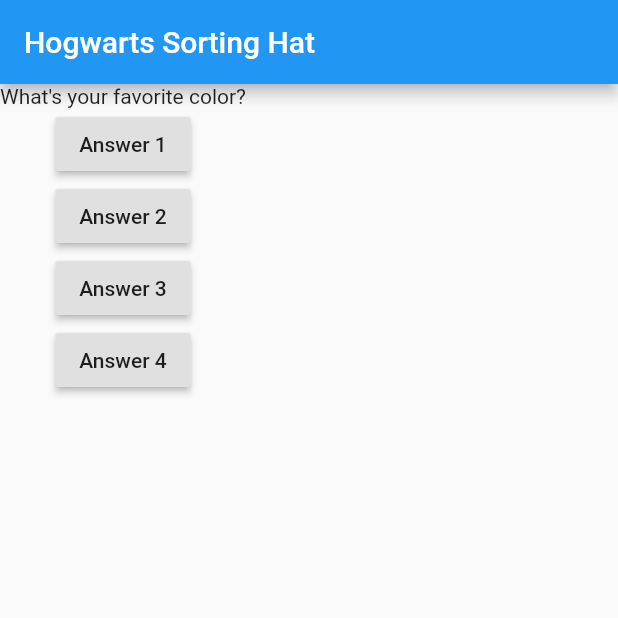
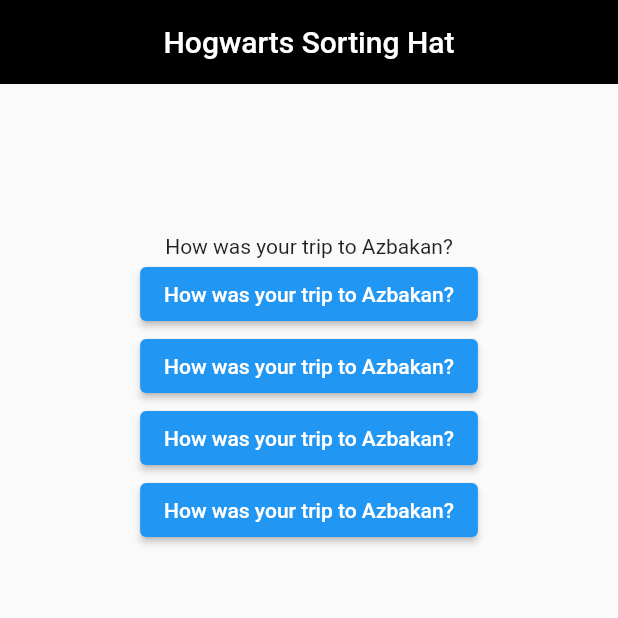
Before and after one commit to t2-g/Hogwarts_Sorting_Hat, a Flutter app: the screen it shows after launch, on a phone screen of 412 x 824 dp, the top half of it. Run offline on Flutter 3.47's test engine with Material 2 defaults, Android fonts, the phone set to English and light mode, and no system bars.

Commit message:
Update main.dart

```diff
--- a/flutter_application_1/lib/main.dart
+++ b/flutter_application_1/lib/main.dart
@@ -1,18 +1,56 @@
 import 'package:flutter/material.dart';
 
-void main() => runApp(MyApp());
+void main() {
+  runApp(const MyApp());
+}
 
-class MyApp extends StatefulWidget {
+class MyApp extends StatelessWidget {
+  const MyApp({Key? key}) : super(key: key);
+
   @override
-  State<StatefulWidget> createState() {
-    // TODO: implement createState
-    return MyAppState();
+  Widget build(BuildContext context) {
+    return MaterialApp(
+      title: 'Flutter Demo',
+      theme: ThemeData(),
+      home: const MyHomePage(title: 'Flutter Demo Home Page'),
+    );
   }
 }
 
-class MyAppState extends State<MyApp> {
+class MyHomePage extends StatefulWidget {
+  const MyHomePage({Key? key, required this.title}) : super(key: key);
+  final String title;
+
+  @override
+  State<MyHomePage> createState() => _MyHomePageState();
+}
+
+class _MyHomePageState extends State<MyHomePage> {
   var questionIndex = 0;
-
+  var questions = [
+    [
+      'How was your trip to Azbakan?',
+    ],
+    [
+      'Which old Hogwarts relic did Harry pull out of the Sorting Hat?',
+      'Hufflepuff\'s Cup',
+      'Slytherin\'s Locket',
+      'The Sword of Gryffindor',
+      'Ravenclaw\'s Diadem'
+    ],
+    [
+      'What\'s your favorite movie?',
+    ],
+    [
+      'What\'s your favorite dish?',
+    ],
+    [
+      'What\'s your favorite spell?',
+    ],
+    [
+      'What\'s your favorite professor?',
+    ],
+  ];
   void answerQuestion() {
     setState(() {
       questionIndex = questionIndex + 1;
@@ -21,28 +59,34 @@ class MyAppState extends State<MyApp> {
 
   @override
   Widget build(BuildContext context) {
-    var questions = [
-      'What\'s your favorite color?',
-      'What\'s your favorite drink?',
-      'What\'s your favorite movie?',
-      'What\'s your favorite professor?',
-      'What\'s your favorite spell?',
-      'What\'s your favorite broom?',
-    ];
-    return MaterialApp(
-      home: Scaffold(
-        appBar: AppBar(
-          title: const Text('Hogwarts Sorting Hat'),
-        ),
-        body: Column(
+    return Scaffold(
+      appBar: AppBar(
+        elevation: 0,
+        backgroundColor: Colors.black,
+        centerTitle: true,
+        title: const Text('Hogwarts Sorting Hat'),
+      ),
+      body: Center(
+        child: Column(
           children: [
+            const SizedBox(
+              height: 100,
+            ),
             Text(
-              questions[questionIndex],
+              questions[questionIndex][0],
             ),
-            RaisedButton(child: Text('Answer 1'), onPressed: answerQuestion),
-            RaisedButton(child: Text('Answer 2'), onPressed: answerQuestion),
-            RaisedButton(child: Text('Answer 3'), onPressed: answerQuestion),
-            RaisedButton(child: Text('Answer 4'), onPressed: answerQuestion),
+            ElevatedButton(
+                child: Text(questions[questionIndex][0]),
+                onPressed: answerQuestion),
+            ElevatedButton(
+                child: Text(questions[questionIndex][0]),
+                onPressed: answerQuestion),
+            ElevatedButton(
+                child: Text(questions[questionIndex][0]),
+                onPressed: answerQuestion),
+            ElevatedButton(
+                child: Text(questions[questionIndex][0]),
+                onPressed: answerQuestion),
           ],
         ),
       ),
```
